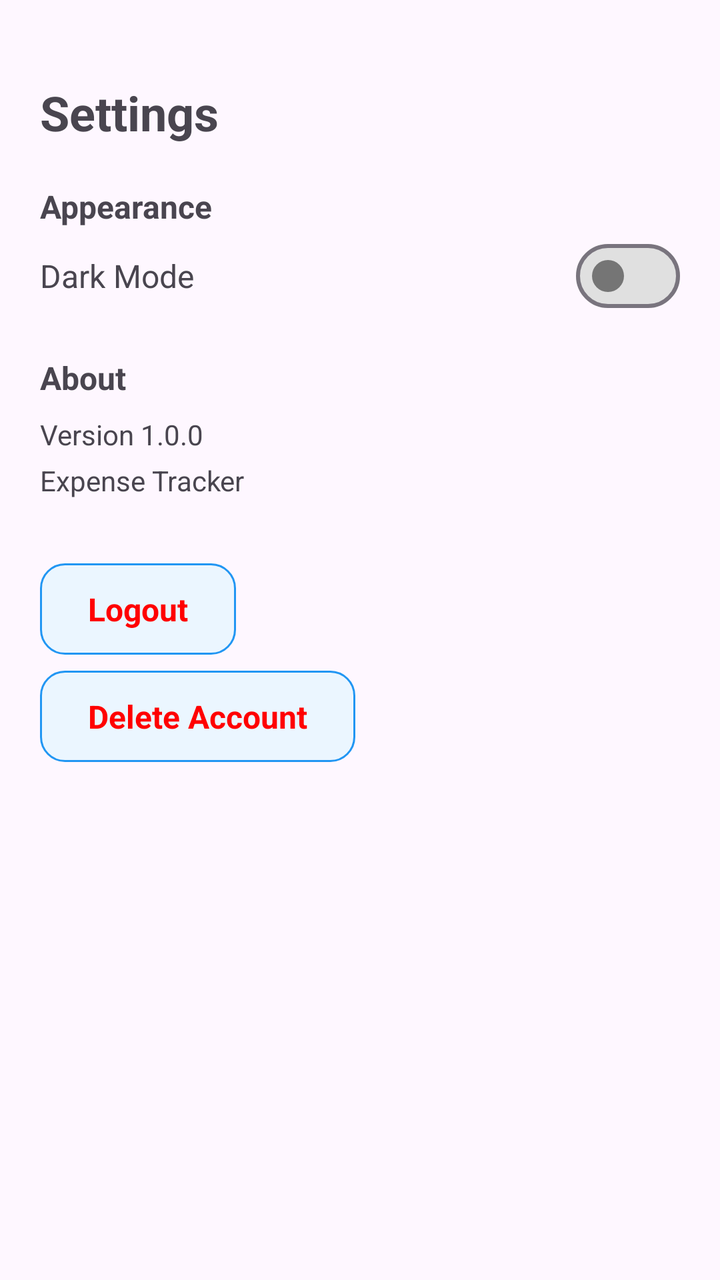
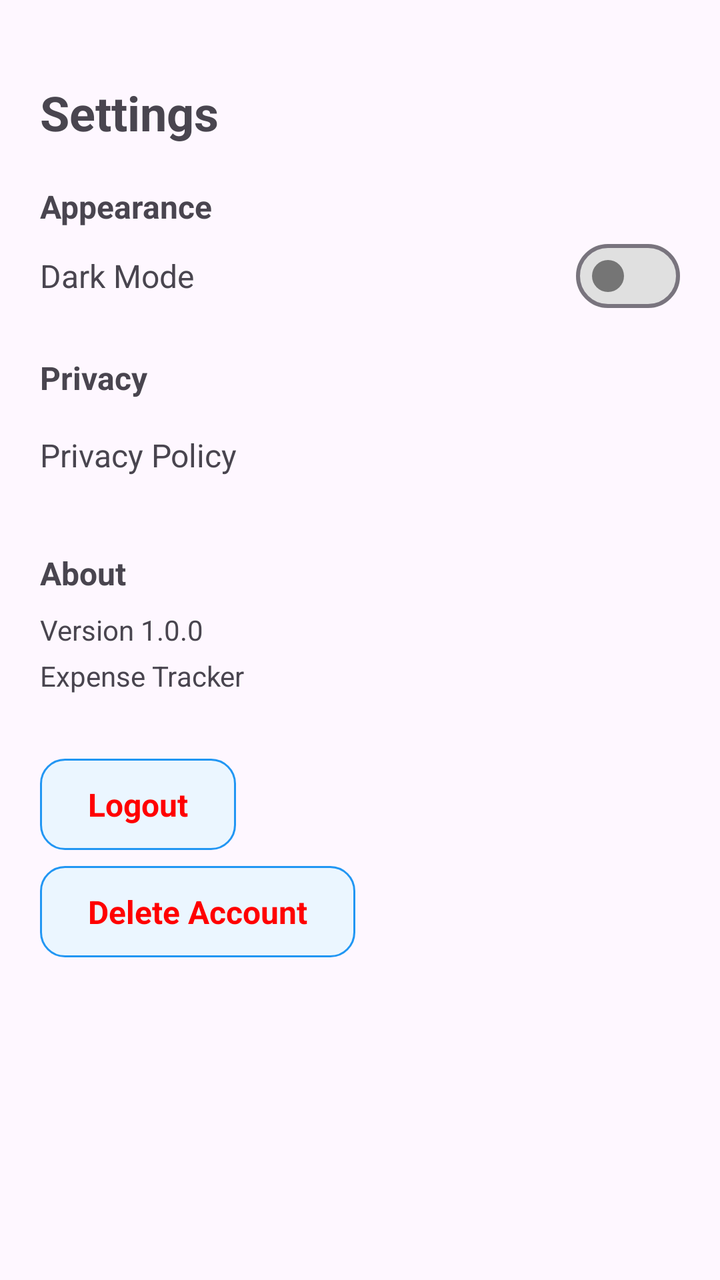

Compare the two renders of this Android layout. The source of the first and the diff that turns it into the second are given below.
<!-- AndroidManifest.xml: application theme Theme.ExpenseTracker -->
<!-- res/layout/fragment_setting.xml -->
<?xml version="1.0" encoding="utf-8"?>
<ScrollView xmlns:android="http://schemas.android.com/apk/res/android"
    android:layout_width="match_parent"
    android:layout_height="match_parent"
    xmlns:app="http://schemas.android.com/apk/res-auto"
    android:padding="20dp">

    <LinearLayout
        android:layout_width="match_parent"
        android:layout_height="wrap_content"
        android:layout_marginTop="20dp"
        android:orientation="vertical">

        <TextView
            android:layout_width="wrap_content"
            android:layout_height="wrap_content"
            android:layout_marginBottom="12dp"
            android:text="Settings"
            android:textSize="24sp"
            android:textStyle="bold" />

        

        <TextView
            android:layout_width="wrap_content"
            android:layout_height="wrap_content"
            android:layout_marginTop="8dp"
            android:text="Appearance"
            android:textSize="16sp"
            android:textStyle="bold" />

        <LinearLayout
            android:layout_width="match_parent"
            android:layout_height="wrap_content"
            android:layout_marginTop="8dp"
            android:gravity="center_vertical"
            android:orientation="horizontal">

            <TextView
                android:layout_width="0dp"
                android:layout_height="wrap_content"
                android:layout_weight="1"
                android:text="Dark Mode"
                android:textSize="16sp" />

            <com.google.android.material.materialswitch.MaterialSwitch
                android:id="@+id/switchDarkMode"
                android:layout_width="wrap_content"
                android:layout_height="16dp"
                app:thumbTint="@drawable/switch_thumb"
                app:trackTint="@drawable/switch_track"/>

        </LinearLayout>

        

        <LinearLayout
            android:id="@+id/layoutPrivacy"
            android:layout_width="match_parent"
            android:layout_height="wrap_content"
            android:orientation="vertical"
            android:visibility="gone">

            <TextView
                android:layout_width="wrap_content"
                android:layout_height="wrap_content"
                android:layout_marginTop="24dp"
                android:text="@string/settings_section_privacy"
                android:textSize="16sp"
                android:textStyle="bold" />

            <TextView
                android:id="@+id/tvPrivacyOptions"
                android:layout_width="match_parent"
                android:layout_height="wrap_content"
                android:layout_marginTop="4dp"
                android:background="?attr/selectableItemBackground"
                android:clickable="true"
                android:focusable="true"
                android:gravity="center_vertical"
                android:minHeight="48dp"
                android:text="@string/settings_privacy_options"
                android:textSize="16sp" />

        </LinearLayout>

        

        <TextView
            android:layout_width="wrap_content"
            android:layout_height="wrap_content"
            android:layout_marginTop="24dp"
            android:text="About"
            android:textSize="16sp"
            android:textStyle="bold" />

        <TextView
            android:id="@+id/tvVersion"
            android:layout_width="match_parent"
            android:layout_height="wrap_content"
            android:layout_marginTop="8dp"
            android:text="Version 1.0.0"
            android:textSize="14sp" />

        <TextView
            android:id="@+id/tvAbout"
            android:layout_width="match_parent"
            android:layout_height="wrap_content"
            android:layout_marginTop="4dp"
            android:text="Expense Tracker"
            android:textSize="14sp" />

        

        <TextView
            android:id="@+id/tvLogout"
            android:layout_width="wrap_content"
            android:layout_height="wrap_content"
            android:layout_marginTop="32dp"
            android:background="@drawable/bg_button_ripple"
            android:clickable="true"
            android:focusable="true"
            android:gravity="center"
            android:paddingVertical="12dp"
            android:paddingHorizontal="24dp"
            android:text="Logout"
            android:textStyle="bold"
            android:textColor="@color/red"
            android:textSize="16sp" />

        

        <TextView
            android:id="@+id/tvDeleteAccount"
            android:layout_width="wrap_content"
            android:layout_height="wrap_content"
            android:layout_marginTop="8dp"
            android:background="@drawable/bg_button_ripple"
            android:clickable="true"
            android:focusable="true"
            android:gravity="center"
            android:paddingVertical="12dp"
            android:paddingHorizontal="24dp"
            android:text="@string/settings_delete_account"
            android:textStyle="bold"
            android:textColor="@color/red"
            android:textSize="16sp" />

    </LinearLayout>

</ScrollView>
<!-- resources referenced by this layout -->
<resources>
  <color name="red">#FF0000</color>
  <!-- drawable bg_button_ripple (drawable) -->
  <?xml version="1.0" encoding="utf-8"?>
  <ripple xmlns:android="http://schemas.android.com/apk/res/android"
      android:color="#55000000">
  
      <item>
          <shape android:shape="rectangle">
              <solid android:color="#EBF6FF" />
              <corners android:radius="12dp" />
              <stroke android:width="1dp" android:color="#2196F3"/>
          </shape>
      </item>
  
  </ripple>
  <!-- drawable switch_thumb (drawable) -->
  <?xml version="1.0" encoding="utf-8"?>
  <selector xmlns:android="http://schemas.android.com/apk/res/android">
  
      
      <item
          android:state_checked="true"
          android:color="@color/switch_thumb_on" />
  
      
      <item
          android:color="@color/switch_thumb_off" />
  
  </selector>
  <!-- drawable switch_track (drawable) -->
  <?xml version="1.0" encoding="utf-8"?>
  <selector xmlns:android="http://schemas.android.com/apk/res/android">
  
      
      <item
          android:state_checked="true"
          android:color="@color/switch_track_on" />
  
      
      <item
          android:color="@color/switch_track_off" />
  
  </selector>
  <string name="settings_delete_account">Delete Account</string>
  <string name="settings_privacy_options">Privacy options</string>
  <string name="settings_section_privacy">Privacy</string>
  <style name="Theme.ExpenseTracker" parent="Base.Theme.ExpenseTracker" />
  <color name="switch_thumb_on">#FFFFFF</color>
  <color name="switch_thumb_off">#757575</color>
  <color name="switch_track_on">#009688</color>
  <color name="switch_track_off">#E0E0E0</color>
  <style name="Base.Theme.ExpenseTracker" parent="Theme.Material3.DayNight.NoActionBar">
          
          
      </style>
</resources>

<!-- the commit's change to res/layout/fragment_setting.xml (unified diff, before → after) -->
@@ -58,8 +58,7 @@
             android:id="@+id/layoutPrivacy"
             android:layout_width="match_parent"
             android:layout_height="wrap_content"
-            android:orientation="vertical"
-            android:visibility="gone">
+            android:orientation="vertical">
 
             <TextView
                 android:layout_width="wrap_content"
@@ -70,7 +69,7 @@
                 android:textStyle="bold" />
 
             <TextView
-                android:id="@+id/tvPrivacyOptions"
+                android:id="@+id/tvPrivacyPolicy"
                 android:layout_width="match_parent"
                 android:layout_height="wrap_content"
                 android:layout_marginTop="4dp"
@@ -79,8 +78,21 @@
                 android:focusable="true"
                 android:gravity="center_vertical"
                 android:minHeight="48dp"
+                android:text="@string/settings_privacy_policy"
+                android:textSize="16sp" />
+
+            <TextView
+                android:id="@+id/tvPrivacyOptions"
+                android:layout_width="match_parent"
+                android:layout_height="wrap_content"
+                android:background="?attr/selectableItemBackground"
+                android:clickable="true"
+                android:focusable="true"
+                android:gravity="center_vertical"
+                android:minHeight="48dp"
                 android:text="@string/settings_privacy_options"
-                android:textSize="16sp" />
+                android:textSize="16sp"
+                android:visibility="gone" />
 
         </LinearLayout>
 
<!-- resource entries referenced after the edit -->
@@ -45,6 +45,7 @@
   </selector>
   <string name="settings_delete_account">Delete Account</string>
   <string name="settings_privacy_options">Privacy options</string>
+  <string name="settings_privacy_policy">Privacy Policy</string>
   <string name="settings_section_privacy">Privacy</string>
   <style name="Theme.ExpenseTracker" parent="Base.Theme.ExpenseTracker" />
   <color name="switch_thumb_on">#FFFFFF</color>
